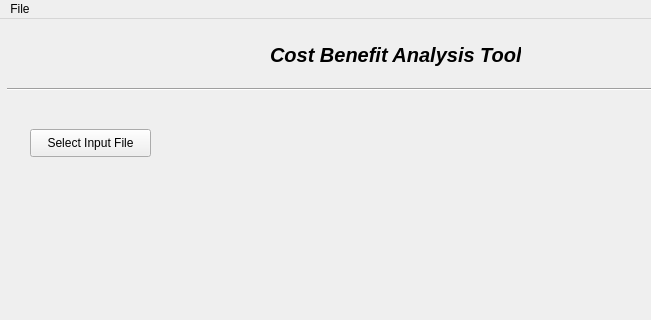
Above: ui_files/MainWindow.ui from SeanDavies22/Vibing-Leopards before the change; both pictures show x 0 to 651 and y 0 to 320 of the 1200 by 800 pixel window. Below: the same form after it.
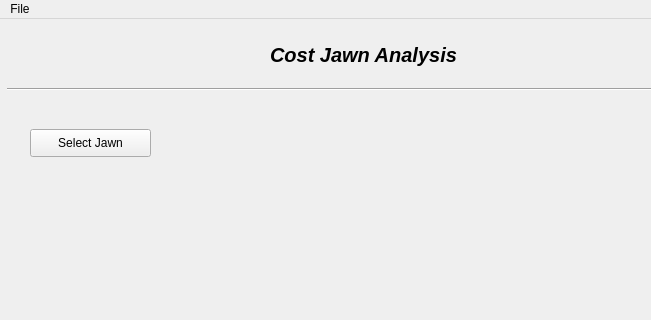
That is the form after the change.

Commit message: Moved GUI functionality to separate file. Quicker GUI design. Text input file button working.

Diff of the .ui file:
```diff
--- a/ui_files/MainWindow.ui
+++ b/ui_files/MainWindow.ui
@@ -32,7 +32,7 @@
      </font>
     </property>
     <property name="text">
-     <string>Cost Benefit Analysis Tool</string>
+     <string>Cost Jawn Analysis</string>
     </property>
    </widget>
    <widget class="QPushButton" name="inputFileButton">
@@ -45,7 +45,7 @@
      </rect>
     </property>
     <property name="text">
-     <string>Select Input File</string>
+     <string>Select Jawn</string>
     </property>
    </widget>
    <widget class="Line" name="line">
```
Left out of the diff: 2 changed lines with no effect on the pictures. The commit also changes 20 other files.
